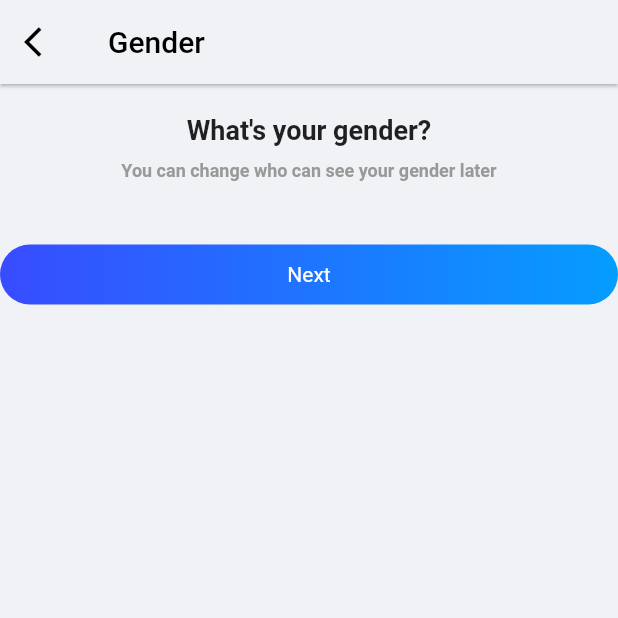
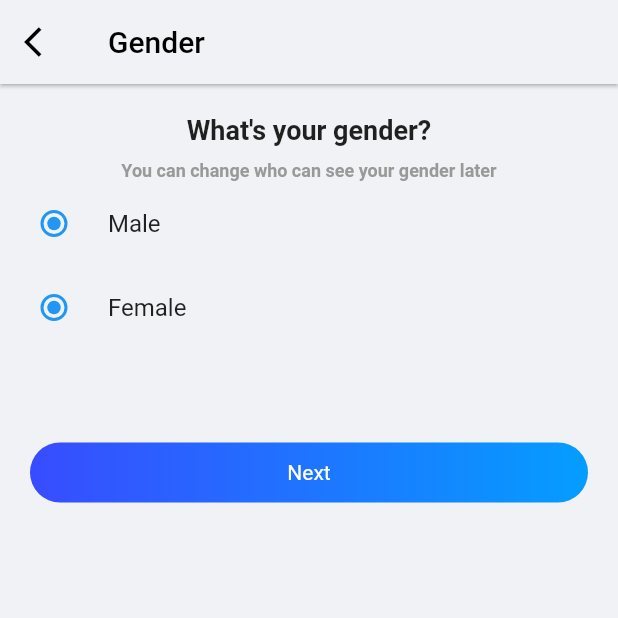
Before and after one commit to mugri-ndeh/facebook_clone, a Flutter app: the GenderScreen screen opened directly, on a phone screen of 412 x 824 dp, the top half of it. Run offline on Flutter 3.47's test engine with Material 2 defaults, Android fonts, the phone set to English and light mode, and no system bars; our stand-ins replace cached_network_image, date_time_picker, flutter_datetime_picker, flutter_svg, material_design_icons_flutter; network calls fail.

Commit message:
Added radio buttons. fix pending

```diff
--- a/lib/screens/auth/signup/gender.dart
+++ b/lib/screens/auth/signup/gender.dart
@@ -10,6 +10,7 @@ class GenderScreen extends StatefulWidget {
 }
 
 class _GenderStateScreen extends State<GenderScreen> {
+  bool val = false;
   @override
   Widget build(BuildContext context) {
     Size size = MediaQuery.of(context).size;
@@ -27,8 +28,32 @@ class _GenderStateScreen extends State<GenderScreen> {
             "You can change who can see your gender later",
             style: lightStyle,
           ),
+          RadioListTile(
+            value: val,
+            groupValue: val,
+            onChanged: (val) {
+              setState(() {
+                val = val!;
+              });
+            },
+            title: const Text("Male"),
+          ),
+          RadioListTile(
+            value: val,
+            groupValue: val,
+            onChanged: (val) {
+              setState(() {
+                val = val!;
+              });
+            },
+            title: const Text("Female"),
+          ),
           const SizedBox(height: 42),
-          CustomButton(text: 'Next', onPressed: () {}, padding: size.width)
+          Padding(
+            padding: const EdgeInsets.all(20.0),
+            child: CustomButton(
+                text: 'Next', onPressed: () {}, padding: size.width),
+          )
         ],
       ),
     );
```
